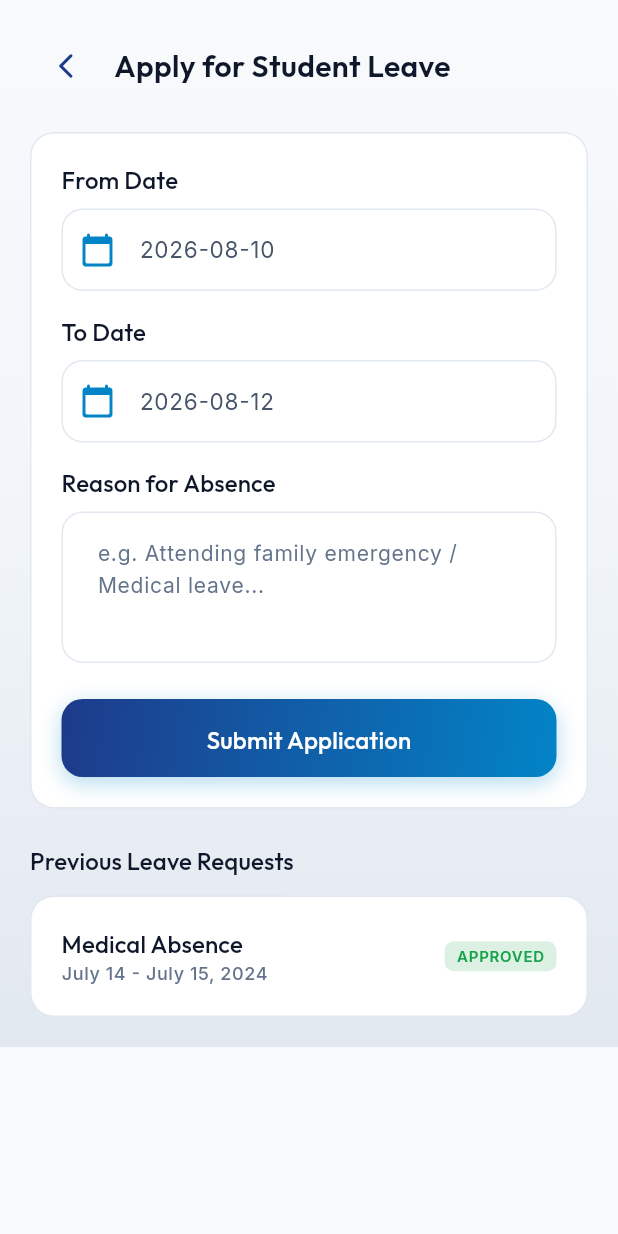
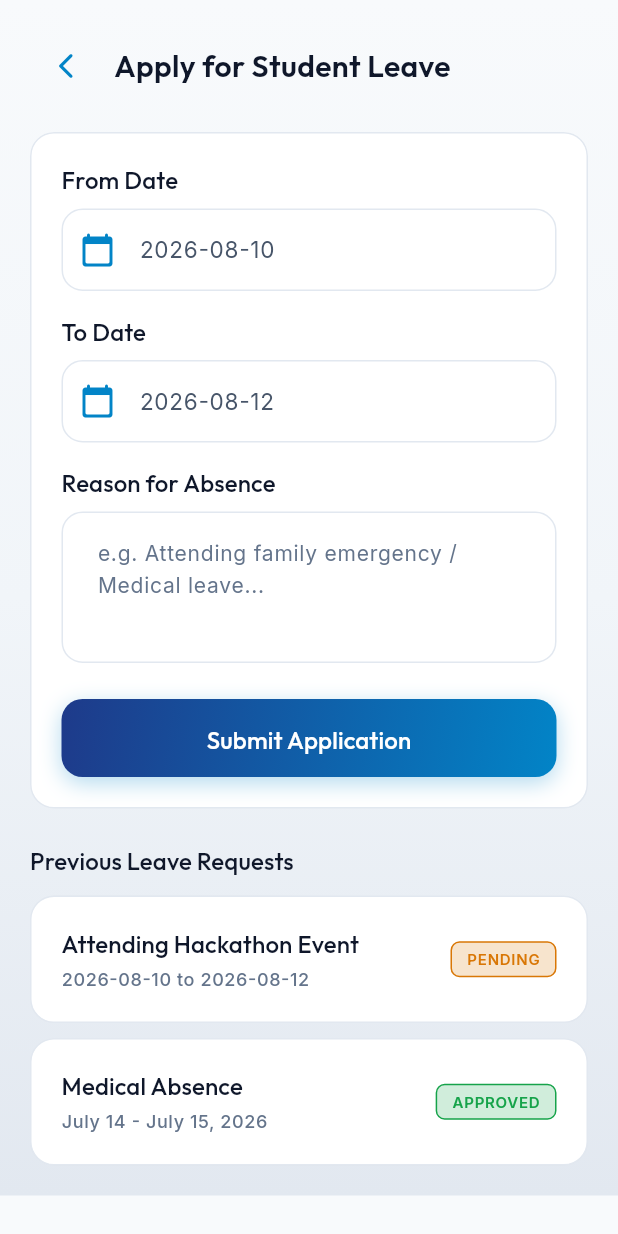
Before and after one commit to sreeragp01/institute, a Flutter app: the LeaveRequestScreen screen opened by its route, on a phone screen of 412 x 824 dp. Run offline on Flutter 3.47's test engine with Material 3 defaults, Android fonts, the phone set to English and light mode, and no system bars; our stand-ins replace dio, flutter_animate, flutter_riverpod, flutter_secure_storage, go_router, google_fonts and 1 more; missing offline and left inert: mobile_scanner; accounts and stored records are empty.

Commit message:
Complete Student Section upgrades: Connect Digital ID Card navigation, dynamic leave status tracking, and contrast fixes

```diff
--- a/mobile/lib/src/features/student/presentation/screens/leave_request_screen.dart
+++ b/mobile/lib/src/features/student/presentation/screens/leave_request_screen.dart
@@ -66,7 +66,7 @@ class _LeaveRequestScreenState extends State<LeaveRequestScreen> {
                 Row(
                   children: [
                     IconButton(
-                      icon: const Icon(Icons.arrow_back_ios_new_rounded, color: AppColors.primaryNavy, size: 20),
+                      icon: const Icon(Icons.arrow_back_ios_new_rounded, color: AppColors.cyberCyan, size: 20),
                       onPressed: () => context.pop(),
                     ),
                     const SizedBox(width: 8),
@@ -123,7 +123,9 @@ class _LeaveRequestScreenState extends State<LeaveRequestScreen> {
 
                 Text('Previous Leave Requests', style: AppTypography.subtitle()),
                 const SizedBox(height: 12),
-                _pastLeaveCard('Medical Absence', 'July 14 - July 15, 2024', 'APPROVED', AppColors.emeraldGreen),
+                _pastLeaveCard('Attending Hackathon Event', '2026-08-10 to 2026-08-12', 'PENDING', AppColors.amberGold),
+                const SizedBox(height: 10),
+                _pastLeaveCard('Medical Absence', 'July 14 - July 15, 2026', 'APPROVED', AppColors.emeraldGreen),
               ],
             ),
           ),
@@ -137,18 +139,22 @@ class _LeaveRequestScreenState extends State<LeaveRequestScreen> {
       child: Row(
         mainAxisAlignment: MainAxisAlignment.spaceBetween,
         children: [
-          Column(
-            crossAxisAlignment: CrossAxisAlignment.start,
-            children: [
-              Text(title, style: AppTypography.subtitle()),
-              Text(dates, style: AppTypography.caption(color: AppColors.textMuted)),
-            ],
+          Expanded(
+            child: Column(
+              crossAxisAlignment: CrossAxisAlignment.start,
+              children: [
+                Text(title, style: AppTypography.subtitle()),
+                const SizedBox(height: 4),
+                Text(dates, style: AppTypography.caption(color: AppColors.textMuted)),
+              ],
+            ),
           ),
           Container(
-            padding: const EdgeInsets.symmetric(horizontal: 8, vertical: 4),
+            padding: const EdgeInsets.symmetric(horizontal: 10, vertical: 5),
             decoration: BoxDecoration(
-              color: color.withValues(alpha: 0.15),
+              color: color.withValues(alpha: 0.2),
               borderRadius: BorderRadius.circular(6),
+              border: Border.all(color: color),
             ),
             child: Text(status, style: AppTypography.microTag(color: color)),
           ),
--- a/mobile/lib/src/features/student/presentation/screens/student_profile_screen.dart
+++ b/mobile/lib/src/features/student/presentation/screens/student_profile_screen.dart
@@ -87,6 +87,14 @@ class StudentProfileScreen extends ConsumerWidget {
                 Text('Student Actions & Utilities', style: AppTypography.subtitle()),
                 const SizedBox(height: 12),
                 _actionTile(
+                  icon: Icons.badge_rounded,
+                  title: 'Digital Student ID Card',
+                  subtitle: 'Show digital ID & dynamic QR badge for campus entry',
+                  color: AppColors.cyberCyan,
+                  onTap: () => context.push('/student-qr-card'),
+                ),
+                const SizedBox(height: 10),
+                _actionTile(
                   icon: Icons.event_note_rounded,
                   title: 'Apply for Leave',
                   subtitle: 'Submit absence application & view status',
```
